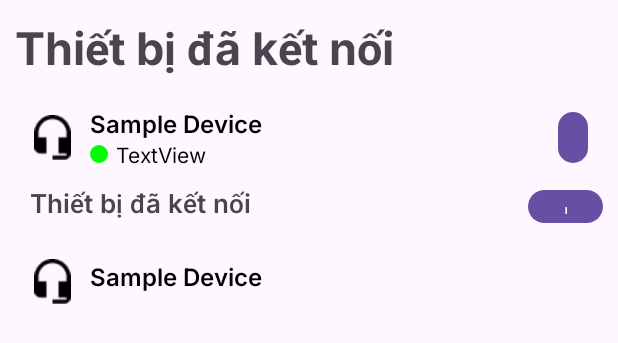
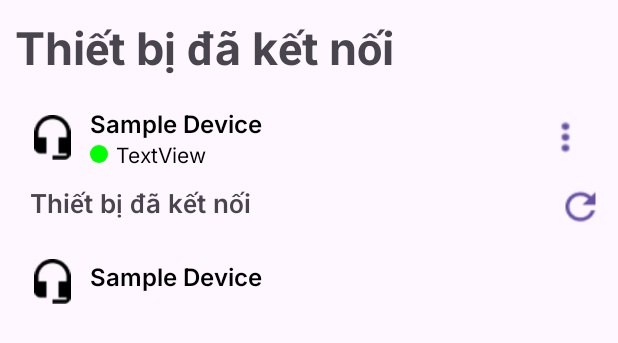
Before and after one commit to MinhPhambk/AwakeDrive_v3, an Android app: the layout device_ntthanh.xml on its own in the app's theme, with its tools: preview values and no code run, on a phone screen of 412 x 824 dp. Shown: the top 343 px of the screen. Run offline under Robolectric (Android 15) with nearby library versions, the phone set to English and light mode, and no system bars.

Commit message:
Add missing icons

```diff
--- a/mobile_app/app/src/main/res/layout/device_ntthanh.xml
+++ b/mobile_app/app/src/main/res/layout/device_ntthanh.xml
@@ -121,11 +121,14 @@
 
                         <Button
                             android:id="@+id/button7"
-                            android:layout_height="match_parent"
-                            android:layout_width="20dp"
+                            android:layout_width="30dp"
+                            android:layout_height="30dp"
+                            android:layout_gravity="end|center_vertical"
                             android:layout_weight="0"
-                            android:layout_gravity="end|center_vertical"
-                            android:text="Button" />
+                            android:background="@drawable/ic_more_vertical"
+                            android:backgroundTint="#00FFFFFF"
+                            android:text="Button"
+                            app:iconTint="#000000" />
 
                     </LinearLayout>
                 </LinearLayout>
@@ -162,11 +165,12 @@
 
                         <Button
                             android:id="@+id/reload"
-                            android:layout_width="50dp"
+                            android:layout_width="30dp"
                             android:layout_height="30dp"
                             android:layout_alignParentTop="true"
                             android:layout_alignParentEnd="true"
                             android:layout_centerVertical="true"
+                            android:background="@drawable/ic_refresh"
                             android:text="Reload" />
                     </RelativeLayout>
 
```
Also changed, not shown: mobile_app/app/src/main/res/drawable/ic_more_vertical.png (added), mobile_app/app/src/main/res/drawable/ic_refresh.png (added), 7 other files.
